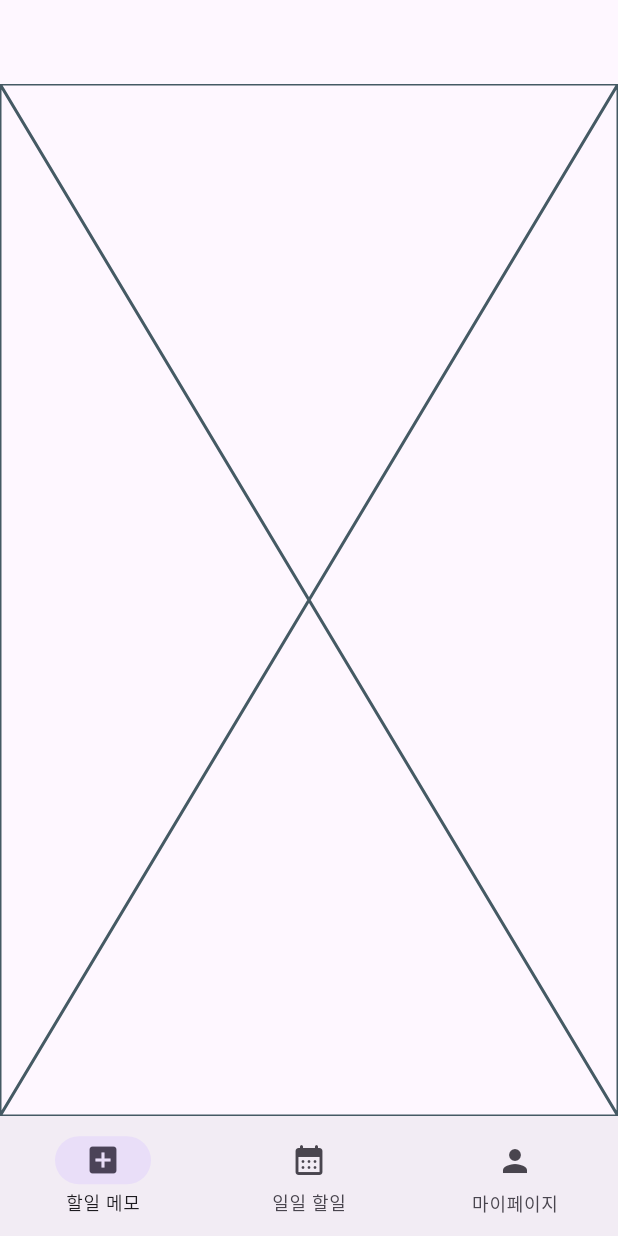
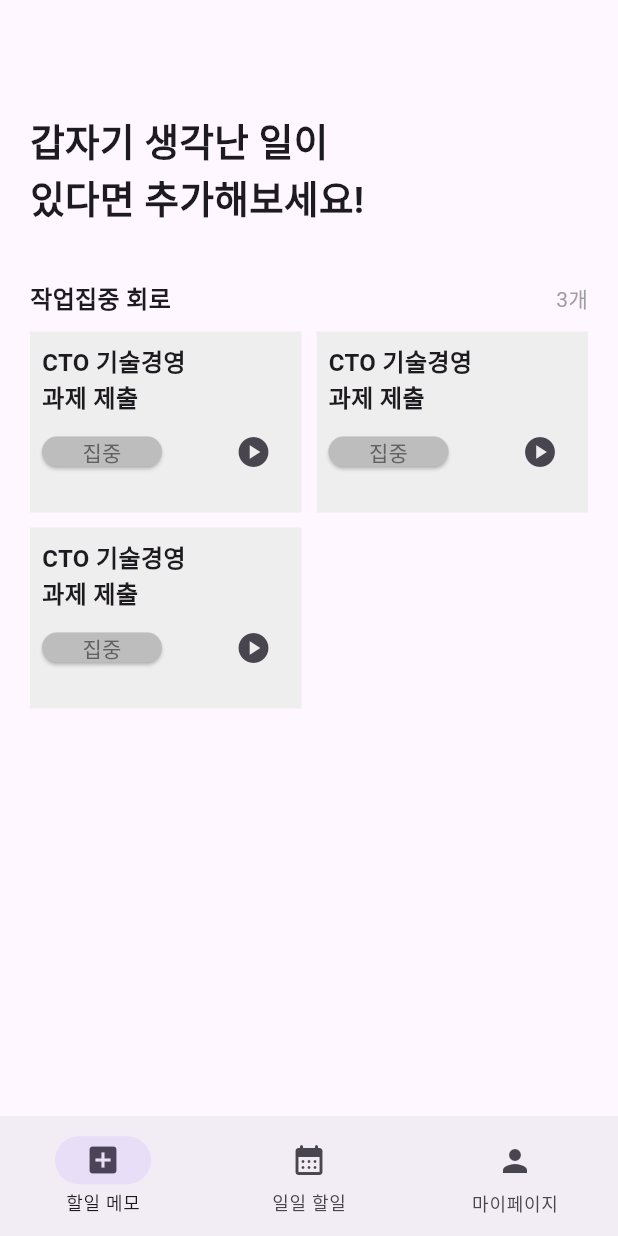
Before and after one commit to seongukHEO/StarryWavePractice, a Flutter app: the screen it shows after launch, on a phone screen of 412 x 824 dp. Run offline on Flutter 3.47's test engine with Material 3 defaults, Android fonts, the phone set to English and light mode, and no system bars; our stand-ins replace firebase_core; accounts and stored records are empty.

Commit message:
feat : Gridview 구현

```diff
--- a/lib/widget/memo_widget.dart
+++ b/lib/widget/memo_widget.dart
@@ -1,4 +1,5 @@
 import 'package:flutter/cupertino.dart';
+import 'package:flutter/material.dart';
 
 class MemoWidget extends StatefulWidget {
   const MemoWidget({super.key});
@@ -10,6 +11,76 @@ class MemoWidget extends StatefulWidget {
 class _MemoWidgetState extends State<MemoWidget> {
   @override
   Widget build(BuildContext context) {
-    return const Placeholder();
+    return Scaffold(
+      body: Container(
+        padding: EdgeInsets.all(20),
+        child: Column(
+          crossAxisAlignment: CrossAxisAlignment.start,
+          children: [
+            Text("갑자기 생각난 일이\n있다면 추가해보세요!", style: TextStyle(fontWeight: FontWeight.bold, fontSize: 25),),
+            SizedBox(height: 35,),
+            Row(
+              mainAxisAlignment: MainAxisAlignment.spaceBetween,
+              children: [
+                Text("작업집중 회로", style: TextStyle(fontWeight: FontWeight.bold, fontSize: 16),),
+                Text("3개", style: TextStyle(color: Colors.grey, fontSize: 14),)
+              ],
+            ),
+            SizedBox(height: 10,),
+            GridView.builder(
+              shrinkWrap: true,  // 이 속성을 추가하세요.
+              gridDelegate: SliverGridDelegateWithFixedCrossAxisCount(
+                crossAxisCount: 2,
+                mainAxisSpacing: 10,
+                crossAxisSpacing: 10,
+                childAspectRatio: 3 / 2
+              ),
+              itemCount: 3,
+              itemBuilder: (context, index) {
+                return Container(
+                  padding: EdgeInsets.all(8),
+                  color: Colors.grey.shade200,
+                  child: Column(
+                    crossAxisAlignment: CrossAxisAlignment.start,
+                    children: [
+                      Text("CTO 기술경영\n과제 제출", style: TextStyle(fontWeight: FontWeight.bold, fontSize: 16),),
+                      Row(
+                        mainAxisAlignment: MainAxisAlignment.spaceBetween,
+                        children: [
+                          Container(
+                            child: ElevatedButton(
+                              onPressed: () {
+                                // 버튼 클릭 시 동작
+                              },
+                              style: ElevatedButton.styleFrom(
+                                backgroundColor: Colors.grey.shade400, // 배경색 설정
+                                shape: RoundedRectangleBorder(
+                                  borderRadius: BorderRadius.circular(30), // 모서리 반경 설정
+                                ),
+                              ),
+                              child: Text(
+                                "집중",
+                                style: TextStyle(color: Colors.grey.shade700),
+                              ),
+                            ),
+                            width: 80,
+                            height: 20,
+                          ),
+                          IconButton(
+                              onPressed: (){},
+                              icon: Icon(Icons.play_circle)
+                          )
+                        ],
+                      ),
+                    ],
+                  ),
+                );
+              },
+            ),
+
+          ],
+        ),
+      ),
+    );
   }
 }
```
